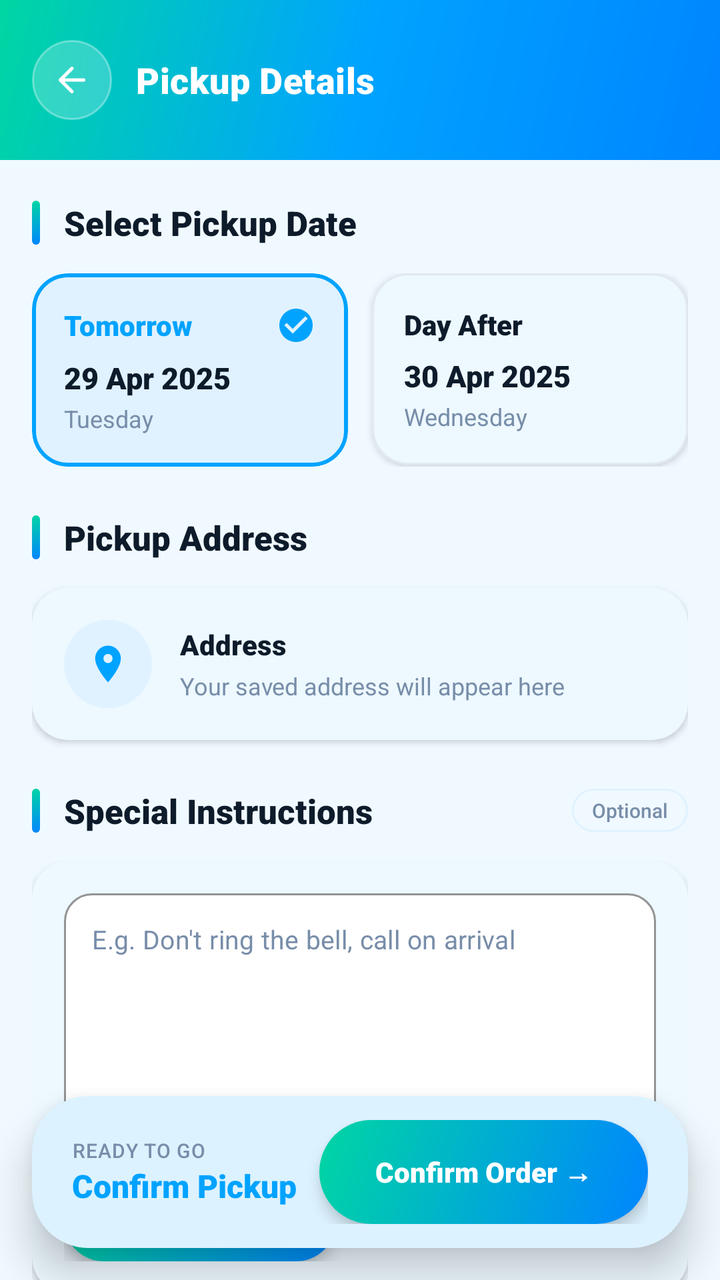
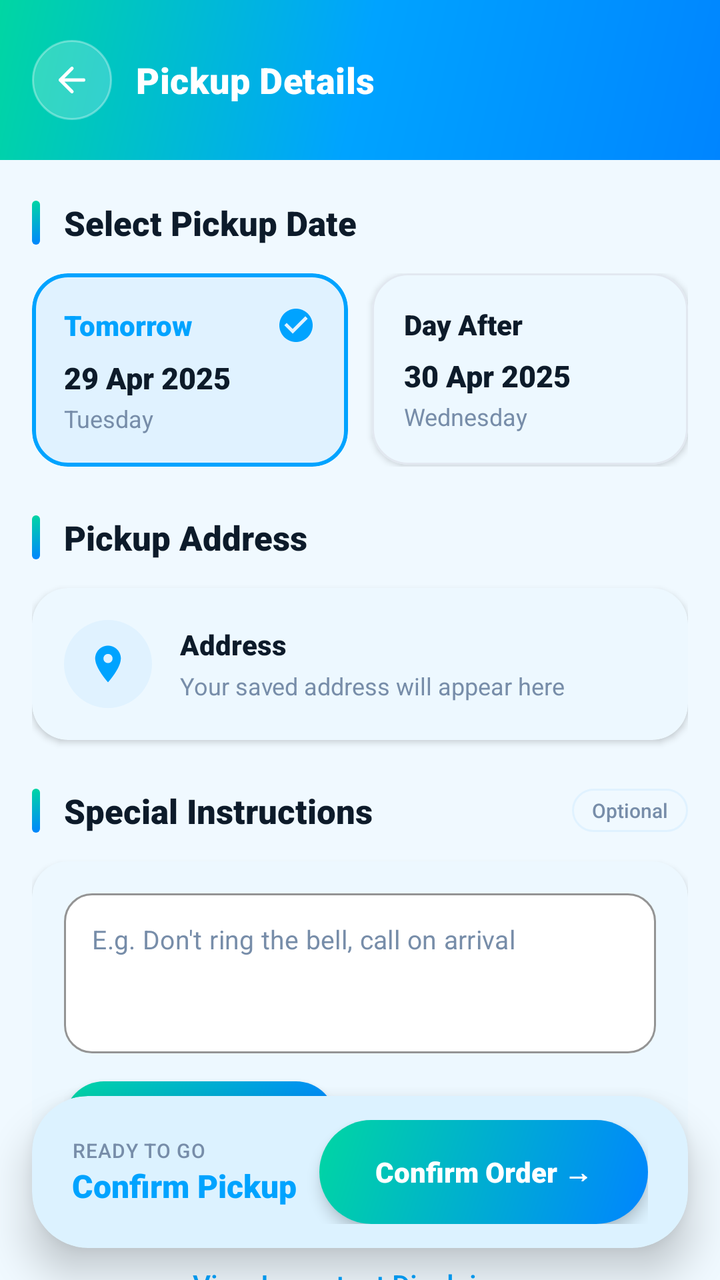

Two renders of the same Android screen: before a commit and after it. Below are the layout's source before the change and the commit's diff.
<!-- AndroidManifest.xml: application theme Theme.Freshfold -->
<!-- res/layout/activity_pickup_slot.xml -->
<?xml version="1.0" encoding="utf-8"?>
<androidx.coordinatorlayout.widget.CoordinatorLayout
    xmlns:android="http://schemas.android.com/apk/res/android"
    xmlns:app="http://schemas.android.com/apk/res-auto"
    android:layout_width="match_parent"
    android:layout_height="match_parent"
    android:background="@color/bg_app"
    android:fitsSystemWindows="true">

    
    <LinearLayout
        android:layout_width="match_parent"
        android:layout_height="80dp"
        android:background="@drawable/bg_service_hero"
        android:orientation="vertical">

        
        <LinearLayout
            android:layout_width="match_parent"
            android:layout_height="match_parent"
            android:gravity="center_vertical"
            android:orientation="horizontal"
            android:paddingHorizontal="16dp">

            <ImageView
                android:id="@+id/btnBack"
                android:layout_width="40dp"
                android:layout_height="40dp"
                android:background="@drawable/bg_back_btn_white"
                android:padding="10dp"
                android:src="@drawable/ic_arrow_back"
                app:tint="#FFFFFF" />

            <TextView
                android:layout_width="0dp"
                android:layout_height="wrap_content"
                android:layout_marginStart="12dp"
                android:layout_weight="1"
                android:fontFamily="sans-serif-black"
                android:text="Pickup Details"
                android:textColor="#FFFFFF"
                android:textSize="18sp"
                android:letterSpacing="0.01" />

        </LinearLayout>

    </LinearLayout>

    
    <androidx.core.widget.NestedScrollView
        android:layout_width="match_parent"
        android:layout_height="match_parent"
        android:layout_marginTop="80dp"
        android:clipToPadding="false"
        android:paddingBottom="110dp">

        <LinearLayout
            android:layout_width="match_parent"
            android:layout_height="wrap_content"
            android:orientation="vertical"
            android:paddingHorizontal="16dp"
            android:paddingTop="20dp">

            
            <LinearLayout
                android:layout_width="match_parent"
                android:layout_height="wrap_content"
                android:gravity="center_vertical"
                android:orientation="horizontal"
                android:layout_marginBottom="14dp">

                <View
                    android:layout_width="4dp"
                    android:layout_height="22dp"
                    android:background="@drawable/bg_next_btn_gradient"
                    android:layout_marginEnd="12dp" />

                <TextView
                    android:layout_width="wrap_content"
                    android:layout_height="wrap_content"
                    android:fontFamily="sans-serif-black"
                    android:text="Select Pickup Date"
                    android:textColor="@color/text_h1"
                    android:textSize="17sp" />
            </LinearLayout>

            
            <LinearLayout
                android:layout_width="match_parent"
                android:layout_height="wrap_content"
                android:layout_marginBottom="24dp"
                android:orientation="horizontal"
                android:weightSum="2">

                
                <com.google.android.material.card.MaterialCardView
                    android:id="@+id/cardTomorrow"
                    android:layout_width="0dp"
                    android:layout_height="wrap_content"
                    android:layout_weight="1"
                    android:layout_marginEnd="6dp"
                    app:cardBackgroundColor="@color/tint_primary"
                    app:cardCornerRadius="18dp"
                    app:cardElevation="0dp"
                    app:strokeColor="@color/brand_primary"
                    app:strokeWidth="2dp">

                    <LinearLayout
                        android:layout_width="match_parent"
                        android:layout_height="wrap_content"
                        android:orientation="vertical"
                        android:padding="16dp">

                        <LinearLayout
                            android:layout_width="match_parent"
                            android:layout_height="wrap_content"
                            android:gravity="center_vertical"
                            android:orientation="horizontal">

                            <TextView
                                android:layout_width="0dp"
                                android:layout_height="wrap_content"
                                android:layout_weight="1"
                                android:fontFamily="sans-serif-black"
                                android:text="Tomorrow"
                                android:textColor="@color/brand_primary"
                                android:textSize="14sp" />

                            <ImageView
                                android:id="@+id/ivCheckTomorrow"
                                android:layout_width="20dp"
                                android:layout_height="20dp"
                                android:src="@drawable/ic_check_circle"
                                app:tint="@color/brand_primary"
                                android:visibility="visible" />
                        </LinearLayout>

                        <TextView
                            android:id="@+id/tvDateTomorrow"
                            android:layout_width="wrap_content"
                            android:layout_height="wrap_content"
                            android:layout_marginTop="6dp"
                            android:fontFamily="sans-serif-black"
                            android:text="29 Apr 2025"
                            android:textColor="@color/text_h1"
                            android:textSize="15sp" />

                        <TextView
                            android:id="@+id/tvDayTomorrow"
                            android:layout_width="wrap_content"
                            android:layout_height="wrap_content"
                            android:layout_marginTop="2dp"
                            android:fontFamily="sans-serif"
                            android:text="Tuesday"
                            android:textColor="@color/text_muted"
                            android:textSize="12sp" />
                    </LinearLayout>
                </com.google.android.material.card.MaterialCardView>

                
                <com.google.android.material.card.MaterialCardView
                    android:id="@+id/cardDayAfter"
                    android:layout_width="0dp"
                    android:layout_height="wrap_content"
                    android:layout_weight="1"
                    android:layout_marginStart="6dp"
                    app:cardBackgroundColor="#FFFFFF"
                    app:cardCornerRadius="18dp"
                    app:cardElevation="2dp"
                    app:strokeColor="@color/stroke_light"
                    app:strokeWidth="1dp">

                    <LinearLayout
                        android:layout_width="match_parent"
                        android:layout_height="wrap_content"
                        android:orientation="vertical"
                        android:padding="16dp">

                        <LinearLayout
                            android:layout_width="match_parent"
                            android:layout_height="wrap_content"
                            android:gravity="center_vertical"
                            android:orientation="horizontal">

                            <TextView
                                android:layout_width="0dp"
                                android:layout_height="wrap_content"
                                android:layout_weight="1"
                                android:fontFamily="sans-serif-black"
                                android:text="Day After"
                                android:textColor="@color/text_h1"
                                android:textSize="14sp" />

                            <ImageView
                                android:id="@+id/ivCheckDayAfter"
                                android:layout_width="20dp"
                                android:layout_height="20dp"
                                android:src="@drawable/ic_check_circle"
                                app:tint="@color/brand_primary"
                                android:visibility="gone" />
                        </LinearLayout>

                        <TextView
                            android:id="@+id/tvDateDayAfter"
                            android:layout_width="wrap_content"
                            android:layout_height="wrap_content"
                            android:layout_marginTop="6dp"
                            android:fontFamily="sans-serif-black"
                            android:text="30 Apr 2025"
                            android:textColor="@color/text_h1"
                            android:textSize="15sp" />

                        <TextView
                            android:id="@+id/tvDayDayAfter"
                            android:layout_width="wrap_content"
                            android:layout_height="wrap_content"
                            android:layout_marginTop="2dp"
                            android:fontFamily="sans-serif"
                            android:text="Wednesday"
                            android:textColor="@color/text_muted"
                            android:textSize="12sp" />
                    </LinearLayout>
                </com.google.android.material.card.MaterialCardView>

            </LinearLayout>

            
            <LinearLayout
                android:layout_width="match_parent"
                android:layout_height="wrap_content"
                android:gravity="center_vertical"
                android:orientation="horizontal"
                android:layout_marginBottom="14dp">

                <View
                    android:layout_width="4dp"
                    android:layout_height="22dp"
                    android:background="@drawable/bg_next_btn_gradient"
                    android:layout_marginEnd="12dp" />

                <TextView
                    android:layout_width="wrap_content"
                    android:layout_height="wrap_content"
                    android:fontFamily="sans-serif-black"
                    android:text="Pickup Address"
                    android:textColor="@color/text_h1"
                    android:textSize="17sp" />
            </LinearLayout>

            <com.google.android.material.card.MaterialCardView
                android:id="@+id/cardAddress"
                android:layout_width="match_parent"
                android:layout_height="wrap_content"
                android:layout_marginBottom="24dp"
                android:clickable="true"
                android:focusable="true"
                app:cardBackgroundColor="#FFFFFF"
                app:cardCornerRadius="18dp"
                app:cardElevation="2dp"
                app:strokeWidth="0dp">

                <LinearLayout
                    android:layout_width="match_parent"
                    android:layout_height="wrap_content"
                    android:gravity="center_vertical"
                    android:orientation="horizontal"
                    android:padding="16dp">

                    <FrameLayout
                        android:layout_width="44dp"
                        android:layout_height="44dp"
                        android:background="@drawable/bg_info_row_icon">
                        <ImageView
                            android:layout_width="22dp"
                            android:layout_height="22dp"
                            android:layout_gravity="center"
                            android:src="@drawable/ic_location_pin"
                            app:tint="@color/brand_primary" />
                    </FrameLayout>

                    <LinearLayout
                        android:layout_width="0dp"
                        android:layout_height="wrap_content"
                        android:layout_marginStart="14dp"
                        android:layout_weight="1"
                        android:orientation="vertical">

                        <TextView
                            android:id="@+id/tvAddressLine1"
                            android:layout_width="wrap_content"
                            android:layout_height="wrap_content"
                            android:fontFamily="sans-serif-black"
                            android:text="Address"
                            android:textColor="@color/text_h1"
                            android:textSize="14sp" />

                        <TextView
                            android:id="@+id/tvAddressLine2"
                            android:layout_width="wrap_content"
                            android:layout_height="wrap_content"
                            android:layout_marginTop="3dp"
                            android:fontFamily="sans-serif"
                            android:text="Your saved address will appear here"
                            android:textColor="@color/text_muted"
                            android:textSize="12sp" />
                    </LinearLayout>

                </LinearLayout>
            </com.google.android.material.card.MaterialCardView>

            
            <LinearLayout
                android:layout_width="match_parent"
                android:layout_height="wrap_content"
                android:gravity="center_vertical"
                android:orientation="horizontal"
                android:layout_marginBottom="14dp">

                <View
                    android:layout_width="4dp"
                    android:layout_height="22dp"
                    android:background="@drawable/bg_next_btn_gradient"
                    android:layout_marginEnd="12dp" />

                <TextView
                    android:layout_width="0dp"
                    android:layout_height="wrap_content"
                    android:layout_weight="1"
                    android:fontFamily="sans-serif-black"
                    android:text="Special Instructions"
                    android:textColor="@color/text_h1"
                    android:textSize="17sp" />

                <TextView
                    android:layout_width="wrap_content"
                    android:layout_height="wrap_content"
                    android:background="@drawable/bg_qty_stepper_track"
                    android:paddingHorizontal="10dp"
                    android:paddingVertical="4dp"
                    android:text="Optional"
                    android:textColor="@color/text_muted"
                    android:textSize="10sp"
                    android:fontFamily="sans-serif-medium" />
            </LinearLayout>

            <com.google.android.material.card.MaterialCardView
                android:layout_width="match_parent"
                android:layout_height="wrap_content"
                android:layout_marginBottom="28dp"
                app:cardBackgroundColor="#FFFFFF"
                app:cardCornerRadius="18dp"
                app:cardElevation="2dp"
                app:strokeWidth="0dp">

                <LinearLayout
                    android:layout_width="match_parent"
                    android:layout_height="wrap_content"
                    android:orientation="vertical"
                    android:padding="16dp">

                    <com.google.android.material.textfield.TextInputLayout
                        style="@style/Widget.MaterialComponents.TextInputLayout.OutlinedBox"
                        android:layout_width="match_parent"
                        android:layout_height="wrap_content"
                        android:layout_marginBottom="14dp"
                        app:boxCornerRadiusBottomEnd="14dp"
                        app:boxCornerRadiusBottomStart="14dp"
                        app:boxCornerRadiusTopEnd="14dp"
                        app:boxCornerRadiusTopStart="14dp"
                        app:boxStrokeColor="@color/brand_primary"
                        app:boxStrokeWidthFocused="1.5dp"
                        app:hintEnabled="false"
                        app:boxBackgroundColor="#FFFFFF">

                        <com.google.android.material.textfield.TextInputEditText
                            android:id="@+id/etPickupInstructions"
                            android:layout_width="match_parent"
                            android:layout_height="130dp"
                            android:fontFamily="sans-serif"
                            android:gravity="top|start"
                            android:hint="E.g. Don't ring the bell, call on arrival"
                            android:inputType="textMultiLine"
                            android:textColor="@color/text_h1"
                            android:textColorHint="@color/text_muted"
                            android:textSize="13sp"
                            android:padding="14dp" />
                    </com.google.android.material.textfield.TextInputLayout>

                    <com.google.android.material.card.MaterialCardView
                        android:id="@+id/btnSaveInstruction"
                        android:layout_width="wrap_content"
                        android:layout_height="40dp"
                        app:cardCornerRadius="20dp"
                        app:cardElevation="4dp"
                        app:strokeWidth="0dp">

                        <TextView
                            android:layout_width="wrap_content"
                            android:layout_height="match_parent"
                            android:background="@drawable/bg_next_btn_gradient"
                            android:paddingHorizontal="20dp"
                            android:fontFamily="sans-serif-black"
                            android:gravity="center"
                            android:text="Save Instruction"
                            android:textColor="#FFFFFF"
                            android:textSize="13sp" />
                    </com.google.android.material.card.MaterialCardView>

                </LinearLayout>
            </com.google.android.material.card.MaterialCardView>

        </LinearLayout>
    </androidx.core.widget.NestedScrollView>

    
    <com.google.android.material.card.MaterialCardView
        android:layout_width="match_parent"
        android:layout_height="wrap_content"
        android:layout_gravity="bottom"
        android:layout_margin="16dp"
        app:cardBackgroundColor="#FFFFFF"
        app:cardCornerRadius="28dp"
        app:cardElevation="12dp"
        app:strokeWidth="0dp">

        <LinearLayout
            android:layout_width="match_parent"
            android:layout_height="wrap_content"
            android:gravity="center_vertical"
            android:orientation="horizontal"
            android:paddingHorizontal="20dp"
            android:paddingVertical="12dp">

            <LinearLayout
                android:layout_width="0dp"
                android:layout_height="wrap_content"
                android:layout_weight="1"
                android:orientation="vertical">

                <TextView
                    android:layout_width="wrap_content"
                    android:layout_height="wrap_content"
                    android:fontFamily="sans-serif-medium"
                    android:letterSpacing="0.04"
                    android:text="READY TO GO"
                    android:textColor="@color/text_muted"
                    android:textSize="10sp" />

                <TextView
                    android:layout_width="wrap_content"
                    android:layout_height="wrap_content"
                    android:fontFamily="sans-serif-black"
                    android:text="Confirm Pickup"
                    android:textColor="@color/brand_primary"
                    android:textSize="16sp" />
            </LinearLayout>

            <com.google.android.material.card.MaterialCardView
                android:id="@+id/btnContinue"
                android:layout_width="wrap_content"
                android:layout_height="52dp"
                app:cardCornerRadius="26dp"
                app:cardElevation="4dp"
                app:strokeWidth="0dp">

                <TextView
                    android:layout_width="wrap_content"
                    android:layout_height="match_parent"
                    android:background="@drawable/bg_next_btn_gradient"
                    android:paddingHorizontal="28dp"
                    android:fontFamily="sans-serif-black"
                    android:gravity="center"
                    android:clickable="false"
                    android:focusable="false"
                    android:text="Confirm Order →"
                    android:textColor="#FFFFFF"
                    android:textSize="14sp" />
            </com.google.android.material.card.MaterialCardView>

        </LinearLayout>
    </com.google.android.material.card.MaterialCardView>

</androidx.coordinatorlayout.widget.CoordinatorLayout>
<!-- resources referenced by this layout -->
<resources>
  <color name="bg_app">#F0F9FF</color>
  <color name="brand_primary">#00A3FF</color>
  <color name="stroke_light">#E2E8F0</color>
  <color name="text_h1">#0D1B2A</color>
  <color name="text_muted">#778DA9</color>
  <color name="tint_primary">#E0F2FF</color>
  <!-- drawable bg_back_btn_white (drawable) -->
  <?xml version="1.0" encoding="utf-8"?>
  <shape xmlns:android="http://schemas.android.com/apk/res/android"
      android:shape="oval">
      <solid android:color="#33FFFFFF" />
      <stroke
          android:width="1dp"
          android:color="#55FFFFFF" />
  </shape>
  <!-- drawable bg_info_row_icon (drawable) -->
  <?xml version="1.0" encoding="utf-8"?>
  <shape xmlns:android="http://schemas.android.com/apk/res/android"
      android:shape="oval">
      <solid android:color="#E0F2FF" />
  </shape>
  <!-- drawable bg_next_btn_gradient (drawable) -->
  <?xml version="1.0" encoding="utf-8"?>
  <shape xmlns:android="http://schemas.android.com/apk/res/android"
      android:shape="rectangle">
      <gradient
          android:startColor="#0085FF"
          android:endColor="#00D6A3"
          android:angle="135" />
      <corners android:radius="18dp" />
  </shape>
  <!-- drawable bg_qty_stepper_track (drawable) -->
  <?xml version="1.0" encoding="utf-8"?>
  <shape xmlns:android="http://schemas.android.com/apk/res/android"
      android:shape="rectangle">
      <solid android:color="#F0F9FF" />
      <corners android:radius="24dp" />
      <stroke
          android:width="1dp"
          android:color="#E0F2FF" />
  </shape>
  <!-- drawable bg_service_hero (drawable) -->
  <?xml version="1.0" encoding="utf-8"?>
  <shape xmlns:android="http://schemas.android.com/apk/res/android"
      android:shape="rectangle">
      <gradient
          android:startColor="#0085FF"
          android:centerColor="#00A3FF"
          android:endColor="#00D6A3"
          android:angle="135" />
  </shape>
  <!-- drawable ic_arrow_back (drawable) -->
  <?xml version="1.0" encoding="utf-8"?>
  <vector xmlns:android="http://schemas.android.com/apk/res/android"
      android:width="24dp"
      android:height="24dp"
      android:viewportWidth="24"
      android:viewportHeight="24">
      <path
          android:fillColor="@android:color/transparent"
          android:strokeColor="#1A1A2E"
          android:strokeWidth="2"
          android:strokeLineCap="round"
          android:strokeLineJoin="round"
          android:pathData="M19,12 L5,12 M5,12 L12,19 M5,12 L12,5" />
  </vector>
  <!-- drawable ic_check_circle (drawable) -->
  <vector xmlns:android="http://schemas.android.com/apk/res/android"
      android:width="24dp"
      android:height="24dp"
      android:viewportWidth="24"
      android:viewportHeight="24">
      <path
          android:fillColor="#000000"
          android:pathData="M12,2C6.48,2 2,6.48 2,12s4.48,10 10,10 10,-4.48 10,-10S17.52,2 12,2zM10,17l-5,-5 1.41,-1.41L10,14.17l7.59,-7.59L19,8l-9,9z"/>
  </vector>
  <!-- drawable ic_location_pin (drawable) -->
  <?xml version="1.0" encoding="utf-8"?>
  <vector xmlns:android="http://schemas.android.com/apk/res/android"
      android:width="20dp"
      android:height="20dp"
      android:viewportWidth="24"
      android:viewportHeight="24">
      <path
          android:fillColor="@color/brand_indigo"
          android:pathData="M12,2C8.13,2 5,5.13 5,9c0,5.25 7,13 7,13s7,-7.75 7,-13c0,-3.87 -3.13,-7 -7,-7zM12,11.5c-1.38,0 -2.5,-1.12 -2.5,-2.5s1.12,-2.5 2.5,-2.5 2.5,1.12 2.5,2.5 -1.12,2.5 -2.5,2.5z" />
  </vector>
  <style name="Theme.Freshfold" parent="Base.Theme.Freshfold" />
  <color name="brand_indigo">#00A3FF</color>
  <color name="brand_indigo_dark">#0077CC</color>
  <color name="brand_mint">#00D6A3</color>
  <color name="bg_surface">#FFFFFF</color>
  <!-- unchanged entries left out for length: 1 -->
</resources>

<!-- the commit's change to res/layout/activity_pickup_slot.xml (unified diff, before → after) -->
@@ -375,7 +375,7 @@
                         <com.google.android.material.textfield.TextInputEditText
                             android:id="@+id/etPickupInstructions"
                             android:layout_width="match_parent"
-                            android:layout_height="130dp"
+                            android:layout_height="80dp"
                             android:fontFamily="sans-serif"
                             android:gravity="top|start"
                             android:hint="E.g. Don't ring the bell, call on arrival"
@@ -408,6 +408,27 @@
 
                 </LinearLayout>
             </com.google.android.material.card.MaterialCardView>
+
+            
+            <LinearLayout
+                android:layout_width="match_parent"
+                android:layout_height="wrap_content"
+                android:gravity="center"
+                android:layout_marginBottom="24dp">
+                
+                <TextView
+                    android:id="@+id/tvDisclaimer"
+                    android:layout_width="wrap_content"
+                    android:layout_height="wrap_content"
+                    android:text="View Important Disclaimer"
+                    android:textColor="@color/brand_primary"
+                    android:textSize="14sp"
+                    android:fontFamily="sans-serif-medium"
+                    android:padding="8dp"
+                    android:clickable="true"
+                    android:focusable="true"
+                    android:background="?attr/selectableItemBackground" />
+            </LinearLayout>
 
         </LinearLayout>
     </androidx.core.widget.NestedScrollView>
